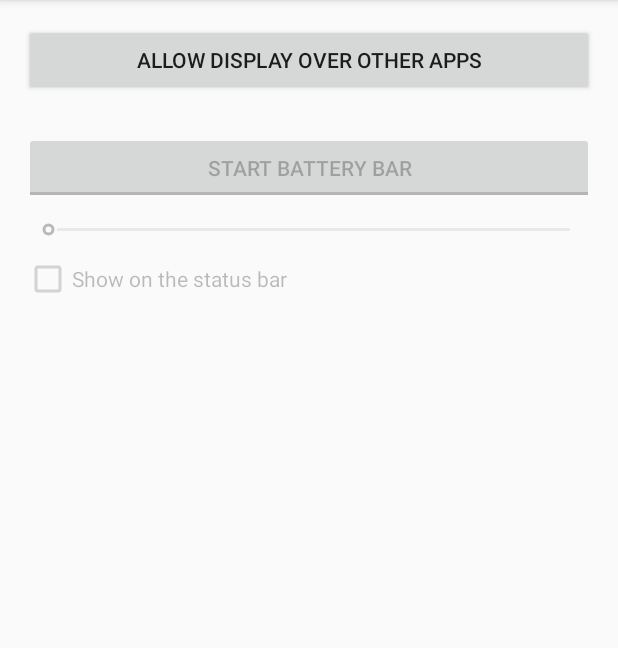
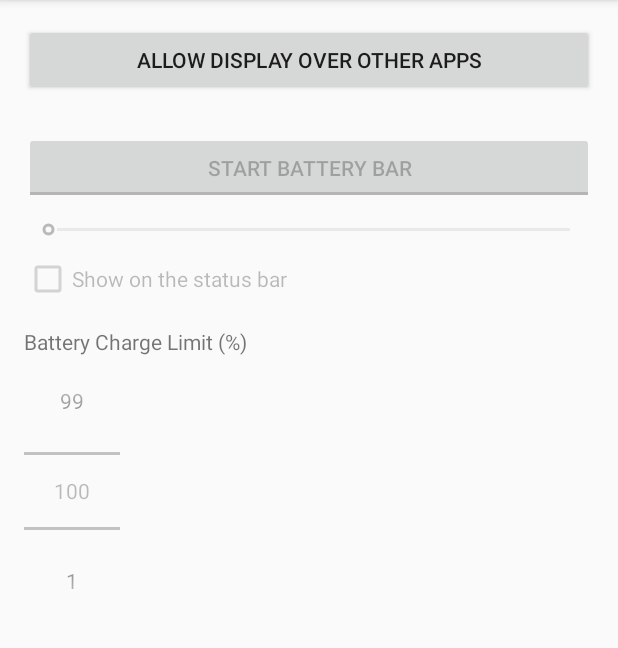
Before and after one commit to 75py/Android-OverlayBatteryBar, an Android app: the screen it shows after launch (MainActivity), on a phone screen of 412 x 824 dp, the part 84-732 px from its top. Run offline under Robolectric (Android 15) with nearby library versions, the phone set to English and light mode, and no system bars; our stand-ins replace Timber, data binding; libraries missing offline, so code that uses them is left out: com.google.android.gms, org.kodein.di; 14 statements that could not run were skipped.

Commit message:
Add battery charge limit feature and related updates

```diff
--- a/app/src/main/java/com/nagopy/android/overlaybatterybar/App.kt
+++ b/app/src/main/java/com/nagopy/android/overlaybatterybar/App.kt
@@ -4,6 +4,7 @@ import android.app.Application
 import android.app.NotificationManager
 import android.content.Context
 import android.content.SharedPreferences
+import android.os.BatteryManager
 import android.os.Handler
 import android.os.Looper
 import android.os.PowerManager
@@ -30,12 +31,13 @@ class App : Application(), DIAware {
         bind<PowerManager>() with singleton { instance<Application>().getSystemService(POWER_SERVICE) as PowerManager }
         bind<NotificationManager>() with singleton { instance<Context>().getSystemService(NOTIFICATION_SERVICE) as NotificationManager }
         bind<Handler>() with singleton { Handler(Looper.getMainLooper()) }
+        bind<BatteryManager>() with singleton { instance<Context>().getSystemService(BATTERY_SERVICE) as BatteryManager }
         bind<UserSettings>() with singleton {
             UserSettings(instance())
         }
         bind<MainService.Handler>() with singleton { MainService.Handler(instance()) }
         bind<BatteryBarDelegate>() with singleton {
-            BatteryBarDelegate(instance(), instance(), instance(), instance())
+            BatteryBarDelegate(instance(), instance(), instance(), instance(), instance())
         }
     }
 }
--- a/app/src/main/java/com/nagopy/android/overlaybatterybar/MainActivity.kt
+++ b/app/src/main/java/com/nagopy/android/overlaybatterybar/MainActivity.kt
@@ -39,6 +39,7 @@ class MainActivity : AppCompatActivity(), SeekBarBindingAdapter.OnProgressChange
         binding.isBatteryBarEnabled = userSettings.isBatteryBarEnabled()
         binding.batteryBarWidth = userSettings.getBatteryBarWidth()
         binding.showOnStatusBar = userSettings.showOnStatusBar()
+        binding.batteryChargeLimit = userSettings.getBatteryChargeLimit()
 
         val resourceId = resources.getIdentifier("status_bar_height", "dimen", "android")
         binding.statusBarHeight =
@@ -47,6 +48,17 @@ class MainActivity : AppCompatActivity(), SeekBarBindingAdapter.OnProgressChange
                 } else {
                     32
                 }
+
+        binding.numberPickerChargeLimit.apply {
+            minValue = 1
+            maxValue = 100
+            value = binding.batteryChargeLimit
+            setOnValueChangedListener { _, _, newVal ->
+                userSettings.setBatteryChargeLimit(newVal)
+                binding.batteryChargeLimit = newVal
+                serviceHandler.startService()
+            }
+        }
 
         serviceHandler.startService()
 
--- a/app/src/main/java/com/nagopy/android/overlaybatterybar/MainService.kt
+++ b/app/src/main/java/com/nagopy/android/overlaybatterybar/MainService.kt
@@ -53,7 +53,7 @@ class MainService : Service(), DIAware {
         }
         startForegroundCompat(1, n.build())
 
-        batteryBarDelegate.batteryChangedCallback = { level: Int, _: Int, isCharging: Boolean ->
+        batteryBarDelegate.batteryChangedCallback = { level: Int, isCharging: Boolean ->
             val iconLevel = if (isCharging) {
                 level + 1000
             } else {
--- a/app/src/main/res/layout/activity_main.xml
+++ b/app/src/main/res/layout/activity_main.xml
@@ -31,6 +31,10 @@
         <variable
             name="onProgressChanged"
             type="androidx.databinding.adapters.SeekBarBindingAdapter.OnProgressChanged" />
+
+        <variable
+            name="batteryChargeLimit"
+            type="int" />
     </data>
 
     <LinearLayout
@@ -75,11 +79,21 @@
             android:id="@+id/checkbox_show_on_status_bar"
             android:layout_width="match_parent"
             android:layout_height="wrap_content"
-            android:layout_marginBottom="@dimen/margin_small"
+            android:layout_marginBottom="@dimen/margin"
             android:checked="@{showOnStatusBar}"
             android:enabled="@{canDrawOverlays &amp;&amp; isBatteryBarEnabled}"
             android:onClick="onClick"
             android:text="@string/show_on_status_bar" />
 
+        <TextView
+            android:layout_width="wrap_content"
+            android:layout_height="wrap_content"
+            android:text="@string/battery_charge_limit" />
+
+        <NumberPicker
+            android:id="@+id/number_picker_charge_limit"
+            android:layout_width="wrap_content"
+            android:layout_height="wrap_content"
+            android:enabled="@{canDrawOverlays &amp;&amp; isBatteryBarEnabled}" />
     </LinearLayout>
 </layout>
--- a/app/src/main/res/values/strings.xml
+++ b/app/src/main/res/values/strings.xml
@@ -7,6 +7,7 @@
     <string name="switch_battery_bar_on">Stop Battery Bar</string>
     <string name="switch_battery_bar_off">Start Battery Bar</string>
     <string name="show_on_status_bar">Show on the status bar</string>
+    <string name="battery_charge_limit">Battery Charge Limit (%)</string>
     <string name="action_more" translatable="false">More</string>
     <string name="action_license" translatable="false">Open Source License</string>
 </resources>
```
Also changed, not shown: app/src/main/java/com/nagopy/android/overlaybatterybar/BatteryBarDelegate.kt (+15 -13 lines), app/src/main/java/com/nagopy/android/overlaybatterybar/UserSettings.kt (+12 -0 lines), 3 other files.
